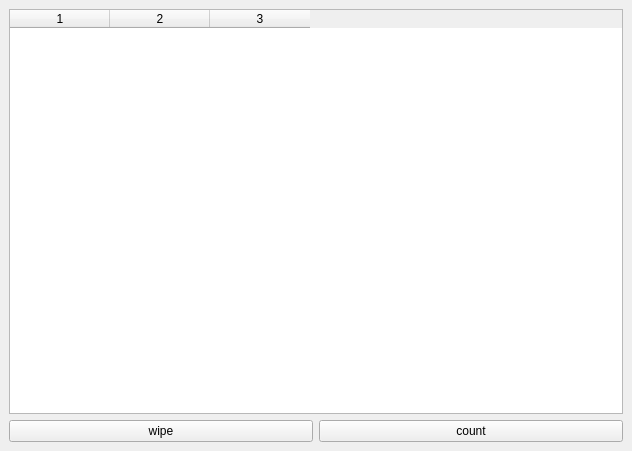
Before: the Qt Designer form src/resources/uixml/gui.ui in jorritvm/pdfcount, drawn with Qt 5.
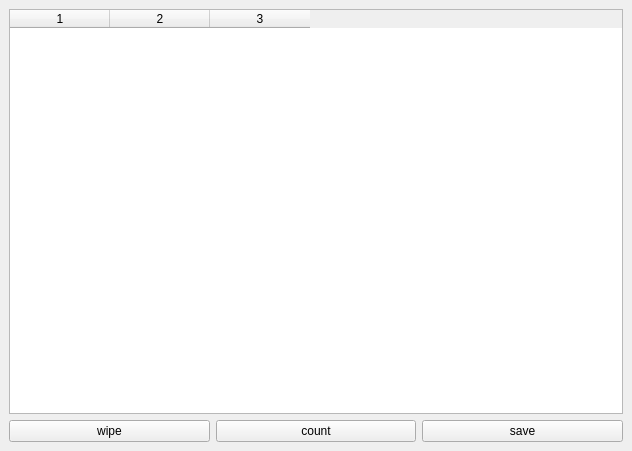
After: the same form once the commit is applied.

Commit message: add cumul column

Diff of the .ui file:
```diff
--- a/src/resources/uixml/gui.ui
+++ b/src/resources/uixml/gui.ui
@@ -14,8 +14,8 @@
    <string>PDFcount - count pdf pages</string>
   </property>
   <widget class="QWidget" name="centralwidget">
-   <layout class="QVBoxLayout" name="verticalLayout">
-    <item>
+   <layout class="QGridLayout" name="gridLayout">
+    <item row="0" column="0" colspan="3">
      <widget class="QTableWidget" name="tblFiles">
       <property name="acceptDrops">
        <bool>true</bool>
@@ -34,23 +34,26 @@
       <column/>
      </widget>
     </item>
-    <item>
-     <layout class="QHBoxLayout" name="horizontalLayout">
-      <item>
+    <item row="1" column="0">
        <widget class="QPushButton" name="btnWipe">
         <property name="text">
          <string>wipe</string>
         </property>
        </widget>
       </item>
-      <item>
+    <item row="1" column="1">
        <widget class="QPushButton" name="btnCount">
         <property name="text">
          <string>count</string>
         </property>
        </widget>
       </item>
-     </layout>
+    <item row="1" column="2">
+     <widget class="QPushButton" name="btnSave">
+      <property name="text">
+       <string>save</string>
+      </property>
+     </widget>
     </item>
    </layout>
   </widget>
```
Lines whose indentation alone changed are shown as unchanged. The commit also changes 3 other files.
